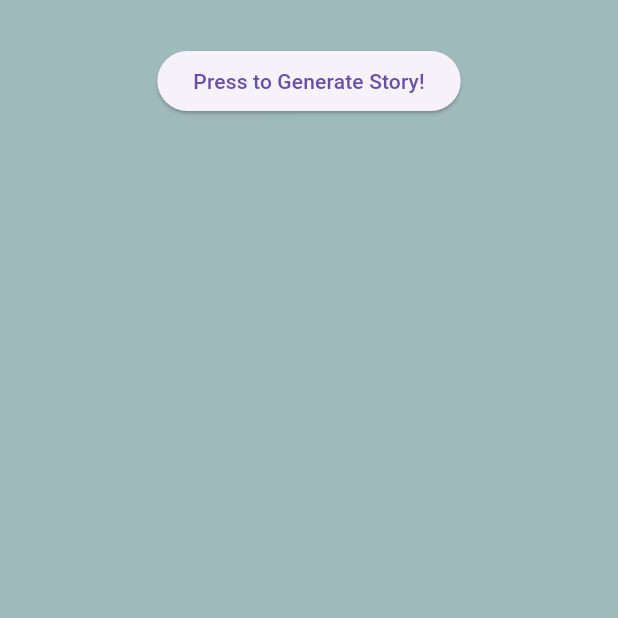
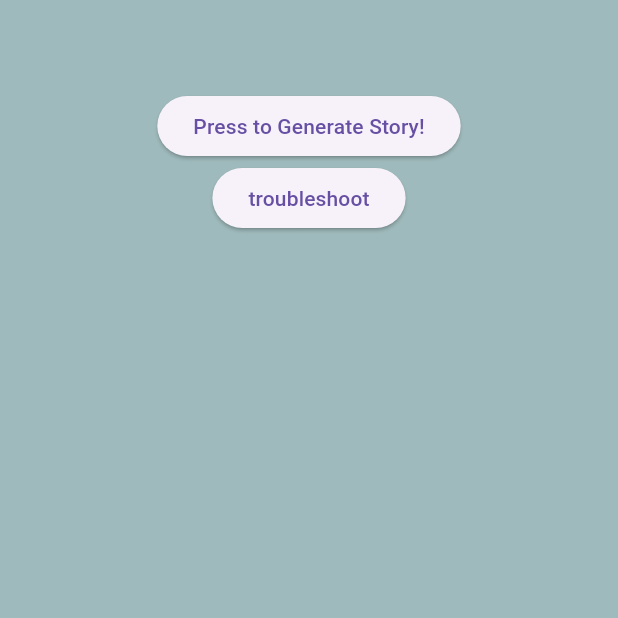
Before and after one commit to storytellerksu/storyteller_ai, a Flutter app: the Story_Page screen opened directly, after a tap on "Press to Generate Story!", on a phone screen of 412 x 824 dp, the top half of it. Run offline on Flutter 3.47's test engine with Material 3 defaults, Android fonts, the phone set to English and light mode, and no system bars; our stand-ins replace cloud_firestore, cloud_functions, firebase_auth, firebase_core; accounts and stored records are empty; network calls fail.

Commit message:
Added troubleshoot button
Added troubleshoot button for testing the string returned from cloud function

```diff
--- a/lib/pages/home/story_page.dart
+++ b/lib/pages/home/story_page.dart
@@ -23,10 +23,10 @@ class _Story_PageState extends State<Story_Page> {
       },
     );
     print("step 2");
-    if (result.data is String) {
+    if (result.data["text"] is String) {
       print("step 3");
       setState(() {
-        storyText = result.data as String;
+        storyText = result.data["text"] as String;
       });
       print("step 4");
     } else {
@@ -42,7 +42,7 @@ class _Story_PageState extends State<Story_Page> {
         backgroundColor: Color.fromARGB(255, 159, 186, 188),
         body: Column(
           children: [
-            SizedBox(height: 30),
+            SizedBox(height: 60),
             Center(
               child: ElevatedButton(
                 onPressed: () async {
@@ -51,7 +51,17 @@ class _Story_PageState extends State<Story_Page> {
                 child: Text("Press to Generate Story!"),
               ),
             ),
-            Text(storyText),
+            ElevatedButton(
+                onPressed: () {
+                  print(storyText);
+                },
+                child: Text("troubleshoot")),
+            Expanded(
+              child: ListView(
+                padding: EdgeInsets.only(top: 0, bottom: 150),
+                children: [Text(storyText)],
+              ),
+            ),
           ],
         ),
       ),
```
